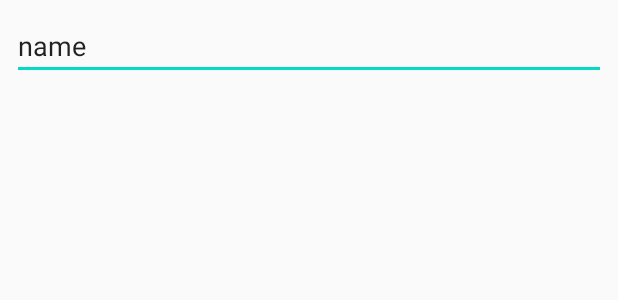
After one commit to mkizhevsk/MySpace, an Android app: the layout contact_form.xml on its own in the app's theme, with its tools: preview values and no code run, on a phone screen of 412 x 824 dp. The commit adds this screen. Shown: the top 300 px of the screen. Run offline under Robolectric (Android 15) with nearby library versions, the light colour scheme and no system bars.

Commit message:
some changes

```diff
--- a/app/src/main/AndroidManifest.xml
+++ b/app/src/main/AndroidManifest.xml
@@ -22,7 +22,8 @@
             </intent-filter>
         </activity>
         <activity android:name=".DiaryActivity" />
-        <activity android:name=".PhonesActivity" />
+        <activity android:name=".ContactActivity" />
+        <activity android:name=".ContactFormActivity" />
 
         <service
             android:name=".data.BaseService"
--- a/app/src/main/java/com/example/myspace/MainActivity.java
+++ b/app/src/main/java/com/example/myspace/MainActivity.java
@@ -125,7 +125,7 @@ public class MainActivity extends AppCompatActivity {
     }
 
     public void goToPhones(View view) {
-        Intent intent = new Intent(this, PhonesActivity.class);
+        Intent intent = new Intent(this, ContactActivity.class);
         startActivity(intent);
     }
 
--- a/app/src/main/res/layout/activity_phones.xml
+++ b/app/src/main/res/layout/activity_contact.xml
@@ -4,7 +4,7 @@
     xmlns:tools="http://schemas.android.com/tools"
     android:layout_width="match_parent"
     android:layout_height="match_parent"
-    tools:context=".PhonesActivity">
+    tools:context=".ContactActivity">
 
     <androidx.constraintlayout.widget.ConstraintLayout
         android:id="@+id/header"
--- /dev/null
+++ b/app/src/main/res/layout/contact_form.xml
@@ -0,0 +1,20 @@
+<?xml version="1.0" encoding="utf-8"?>
+<androidx.constraintlayout.widget.ConstraintLayout xmlns:android="http://schemas.android.com/apk/res/android"
+    xmlns:app="http://schemas.android.com/apk/res-auto"
+    android:layout_width="match_parent"
+    android:layout_height="wrap_content">
+
+    <EditText
+        android:id="@+id/name"
+        android:layout_width="0dp"
+        android:layout_height="wrap_content"
+        android:text="name"
+        android:layout_marginTop="8dp"
+        android:layout_marginLeft="8dp"
+        android:layout_marginRight="8dp"
+        app:layout_constraintBottom_toBottomOf="parent"
+        app:layout_constraintLeft_toLeftOf="parent"
+        app:layout_constraintRight_toRightOf="parent"
+        app:layout_constraintTop_toTopOf="parent" />
+
+</androidx.constraintlayout.widget.ConstraintLayout>
```
Also changed, not shown: app/src/main/java/com/example/myspace/ContactActivity.java (renamed from app/src/main/java/com/example/myspace/PhonesActivity.java, +7 -4 lines), app/src/main/java/com/example/myspace/ContactFormActivity.java (added, +16 -0 lines), gradle/wrapper/gradle-wrapper.properties.
